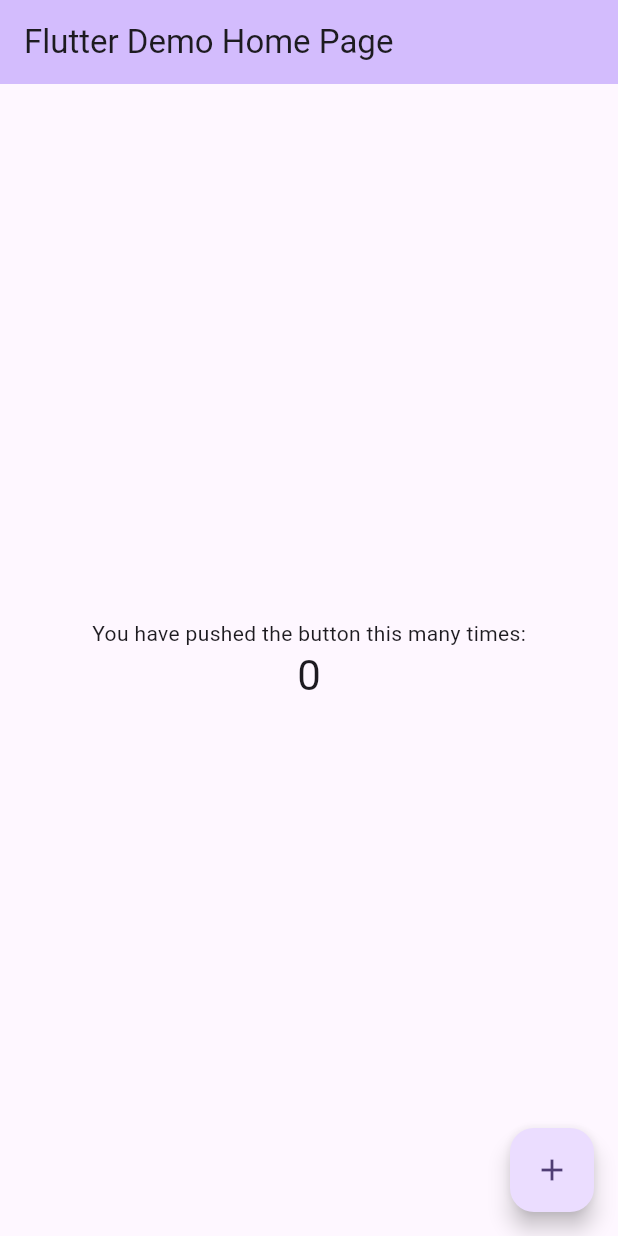
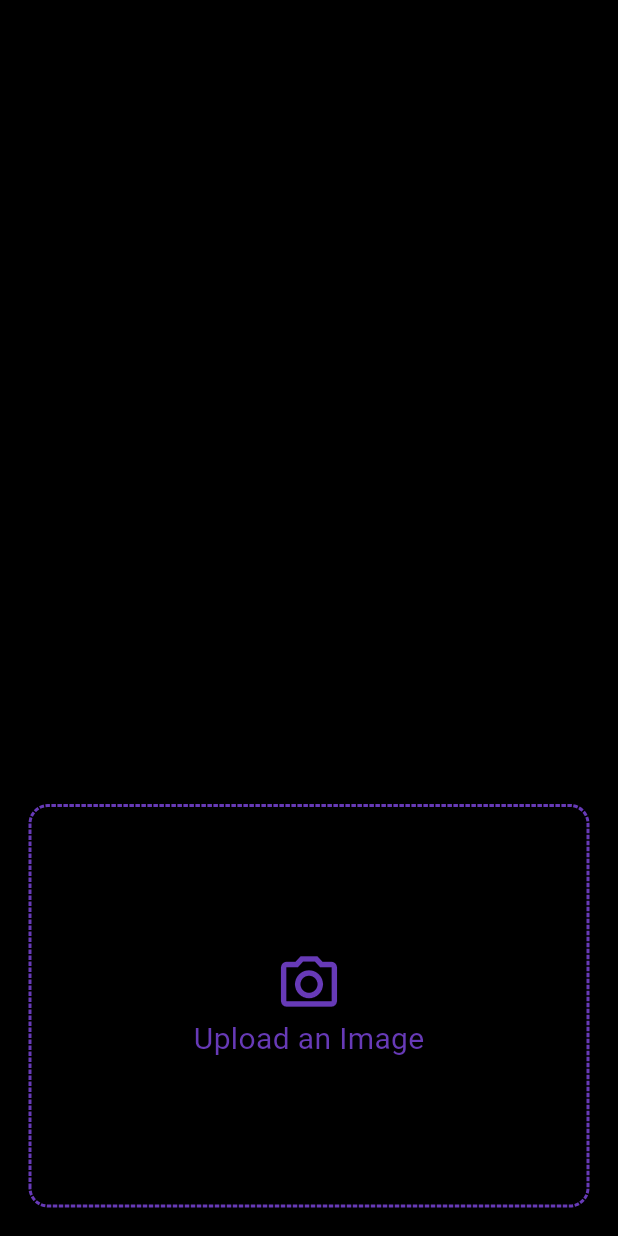
Before and after one commit to rydham-7span/caption-craft, a Flutter app: the screen it shows after launch, on a phone screen of 412 x 824 dp. Run offline on Flutter 3.47's test engine with Material 3 defaults, Android fonts, the light colour scheme and no system bars; drawn by our look-alikes of dotted_border, liquid_swipe; our stand-ins replace flutter_bloc, google_generative_ai, image_picker.

Commit message:
sample example and design added.

```diff
--- /dev/null
+++ b/lib/constants/enum.dart
@@ -0,0 +1,3 @@
+enum ApiStatus{
+  initial, loading, loaded, error
+}
--- /dev/null
+++ b/lib/home/bloc/generate_description_bloc.dart
@@ -0,0 +1,51 @@
+import 'dart:async';
+import 'dart:io';
+
+import 'package:caption_this/constants/enum.dart';
+import 'package:caption_this/home/screen/home_screen.dart';
+import 'package:flutter/material.dart';
+import 'package:flutter_bloc/flutter_bloc.dart';
+import 'package:google_generative_ai/google_generative_ai.dart';
+import 'package:image_picker/image_picker.dart';
+
+part 'generate_description_event.dart';
+
+part 'generate_description_state.dart';
+
+class GenerateDescriptionBloc extends Bloc<GenerateDescriptionEvent, GenerateDescriptionState> {
+  GenerateDescriptionBloc() : super(const GenerateDescriptionState()) {
+    on<GenerateDescriptionEvent>(selectImage);
+    on<GeneratePostsEvent>(getSocialPosts);
+  }
+
+  Future<void> selectImage(GenerateDescriptionEvent event, Emitter<GenerateDescriptionState> emit) async {
+    emit(state.copyWith(selectImageState: ApiStatus.loading));
+    final ImagePicker picker = ImagePicker();
+    final pickedFile = await picker.pickImage(source: ImageSource.gallery);
+    if (pickedFile != null) {
+      emit(state.copyWith(selectImageState: ApiStatus.loaded, image: File(pickedFile.path)));
+    } else {
+      emit(state.copyWith(selectImageState: ApiStatus.error, errorMessage: 'Please select at-least one image.'));
+    }
+  }
+
+  Future<void> getSocialPosts(GeneratePostsEvent event, Emitter<GenerateDescriptionState> emit) async {
+    try {
+      final image1 = await event.image.readAsBytes();
+      final prompt = TextPart((event.prompt != '')
+          ? "Here I want social media post for all three platforms LinkedIn, X & Instagram with hashtags. split every post with this ****X****"
+          : event.prompt ?? '');
+      final imageParts = [
+        DataPart('image/jpeg', image1),
+      ];
+      final response = await HomeScreenState.model.generateContent([
+        Content.multi([prompt, ...imageParts])
+      ]);
+      final text = response.text;
+      emit(state.copyWith(response: text));
+    } catch (_) {
+      emit(state.copyWith(selectImageState: ApiStatus.error, errorMessage: 'Something went wrong.'));
+
+    }
+  }
+}
--- /dev/null
+++ b/lib/home/bloc/generate_description_event.dart
@@ -0,0 +1,14 @@
+part of 'generate_description_bloc.dart';
+
+@immutable
+sealed class GenerateDescriptionEvent {}
+
+class SelectAnImageEvent extends GenerateDescriptionEvent{}
+
+class GeneratePostsEvent extends GenerateDescriptionEvent{
+
+  GeneratePostsEvent({required this.image , this.prompt});
+
+  final File image;
+  final String? prompt;
+}
--- /dev/null
+++ b/lib/home/bloc/generate_description_state.dart
@@ -0,0 +1,33 @@
+part of 'generate_description_bloc.dart';
+
+class GenerateDescriptionState {
+  const GenerateDescriptionState({
+    this.selectImageState = ApiStatus.initial,
+    this.fetchDetailsState = ApiStatus.initial,
+    this.errorMessage,
+    this.image,
+    this.response,
+  });
+
+  final String? errorMessage;
+  final ApiStatus? selectImageState;
+  final ApiStatus? fetchDetailsState;
+  final File? image;
+  final String? response;
+
+  GenerateDescriptionState copyWith({
+    String? errorMessage,
+    ApiStatus? selectImageState,
+    ApiStatus? fetchDetailsState,
+    File? image,
+    String? response,
+  }) {
+    return GenerateDescriptionState(
+      selectImageState: selectImageState ?? this.selectImageState,
+      fetchDetailsState: fetchDetailsState ?? this.fetchDetailsState,
+      errorMessage: errorMessage ?? '',
+      response: response ?? this.response,
+      image: image ?? this.image,
+    );
+  }
+}
--- /dev/null
+++ b/lib/home/screen/home_screen.dart
@@ -0,0 +1,55 @@
+import 'package:caption_this/home/screen/add_prompt_screen.dart';
+import 'package:caption_this/home/screen/fetched_data_screen.dart';
+import 'package:caption_this/home/screen/image_picker_screen.dart';
+import 'package:flutter/material.dart';
+import 'package:google_generative_ai/google_generative_ai.dart';
+import 'package:liquid_swipe/liquid_swipe.dart';
+
+class HomeScreen extends StatefulWidget {
+  const HomeScreen({super.key});
+
+  @override
+  State<HomeScreen> createState() => HomeScreenState();
+}
+
+class HomeScreenState extends State<HomeScreen> {
+  final controller = LiquidController();
+  static late final GenerativeModel model;
+
+  @override
+  void initState() {
+    model = GenerativeModel(
+      model: 'gemini-1.5-flash',
+      apiKey: 'AIzaSyCB9amB9zA7THGhjkLPJ_qAfXt8U4dIDD4',
+    );
+    super.initState();
+  }
+
+  @override
+  Widget build(BuildContext context) {
+    return Scaffold(
+      body: Stack(
+        alignment: Alignment.center,
+        children: [
+          LiquidSwipe(
+            disableUserGesture: false,
+            pages: [
+              ImagePickerScreen(
+                controller: controller,
+              ),
+              AddPromptScreen(
+                controller: controller,
+              ),
+              FetchedDataScreen(
+                controller: controller,
+              ),
+            ],
+            enableLoop: false,
+            liquidController: controller,
+            waveType: WaveType.circularReveal,
+          ),
+        ],
+      ),
+    );
+  }
+}
--- /dev/null
+++ b/lib/home/screen/image_picker_screen.dart
@@ -0,0 +1,93 @@
+import 'dart:io';
+
+import 'package:caption_this/constants/enum.dart';
+import 'package:caption_this/home/bloc/generate_description_bloc.dart';
+import 'package:caption_this/home/screen/fetched_data_screen.dart';
+import 'package:dotted_border/dotted_border.dart';
+import 'package:flutter/material.dart';
+import 'package:flutter_bloc/flutter_bloc.dart';
+import 'package:liquid_swipe/liquid_swipe.dart';
+
+class ImagePickerScreen extends StatelessWidget {
+  const ImagePickerScreen({super.key, required this.controller});
+
+  final LiquidController controller;
+
+  @override
+  Widget build(BuildContext context) {
+    return Scaffold(
+      backgroundColor: Colors.black,
+      body: Column(
+        mainAxisSize: MainAxisSize.max,
+        mainAxisAlignment: MainAxisAlignment.end,
+        children: [
+          BlocConsumer<GenerateDescriptionBloc, GenerateDescriptionState>(
+            listener: (context, state) {
+              if (state.selectImageState == ApiStatus.loaded) {
+                Future.delayed(const Duration(seconds: 1)).then(
+                  (value) {
+                    int nextPage = controller.currentPage + 1;
+                    controller.animateToPage(page: nextPage);
+                    context.read<GenerateDescriptionBloc>().add(GeneratePostsEvent(image: state.image ?? File('')));
+                  },
+                );
+              }
+            },
+            builder: (context, state) {
+              return GestureDetector(
+                onTap: () {
+                  context.read<GenerateDescriptionBloc>().add(SelectAnImageEvent());
+                },
+                child: Padding(
+                  padding: const EdgeInsets.only(left: 20, right: 20, bottom: 20),
+                  child: Column(
+                    children: [
+                      Text(state.response ?? ''),
+                      DottedBorder(
+                        strokeWidth: 2,
+                        borderType: BorderType.RRect,
+                        radius: const Radius.circular(12),
+                        padding: const EdgeInsets.all(6),
+                        color: Colors.deepPurple,
+                        child: ClipRRect(
+                          borderRadius: const BorderRadius.all(Radius.circular(12)),
+                          child: state.image != null
+                              ? Image.file(
+                                  state.image!,
+                                  width: double.infinity,
+                                  fit: BoxFit.fitHeight,
+                                )
+                              : const SizedBox(
+                                  width: double.infinity,
+                                  height: 255,
+                                  child: Column(
+                                    mainAxisAlignment: MainAxisAlignment.center,
+                                    children: [
+                                      Icon(
+                                        Icons.camera_alt_outlined,
+                                        size: 45,
+                                        color: Colors.deepPurple,
+                                      ),
+                                      Text(
+                                        'Upload an Image',
+                                        style: TextStyle(
+                                          fontSize: 20,
+                                          color: Colors.deepPurple,
+                                        ),
+                                      ),
+                                    ],
+                                  ),
+                                ),
+                        ),
+                      ),
+                    ],
+                  ),
+                ),
+              );
+            },
+          ),
+        ],
+      ),
+    );
+  }
+}
--- a/lib/main.dart
+++ b/lib/main.dart
@@ -1,4 +1,7 @@
+import 'package:caption_this/home/bloc/generate_description_bloc.dart';
+import 'package:caption_this/home/screen/home_screen.dart';
 import 'package:flutter/material.dart';
+import 'package:flutter_bloc/flutter_bloc.dart';
 
 void main() {
   runApp(const MyApp());
@@ -7,119 +10,21 @@
 class MyApp extends StatelessWidget {
   const MyApp({super.key});
 
-  // This widget is the root of your application.
   @override
   Widget build(BuildContext context) {
-    return MaterialApp(
-      title: 'Flutter Demo',
-      theme: ThemeData(
-        // This is the theme of your application.
-        //
-        // TRY THIS: Try running your application with "flutter run". You'll see
-        // the application has a purple toolbar. Then, without quitting the app,
-        // try changing the seedColor in the colorScheme below to Colors.green
-        // and then invoke "hot reload" (save your changes or press the "hot
-        // reload" button in a Flutter-supported IDE, or press "r" if you used
-        // the command line to start the app).
-        //
-        // Notice that the counter didn't reset back to zero; the application
-        // state is not lost during the reload. To reset the state, use hot
-        // restart instead.
-        //
-        // This works for code too, not just values: Most code changes can be
-        // tested with just a hot reload.
-        colorScheme: ColorScheme.fromSeed(seedColor: Colors.deepPurple),
-        useMaterial3: true,
+    return MultiBlocProvider(
+      providers: [
+        BlocProvider(create: (context) => GenerateDescriptionBloc(),),
+      ],
+      child: MaterialApp(
+        debugShowCheckedModeBanner: false,
+        title: 'CaptionThis',
+        theme: ThemeData(
+          colorScheme: ColorScheme.fromSeed(seedColor: Colors.deepPurple, brightness: Brightness.dark),
+          useMaterial3: true,
+        ),
+        home: const HomeScreen(),
       ),
-      home: const MyHomePage(title: 'Flutter Demo Home Page'),
     );
   }
 }
-
-class MyHomePage extends StatefulWidget {
-  const MyHomePage({super.key, required this.title});
-
-  // This widget is the home page of your application. It is stateful, meaning
-  // that it has a State object (defined below) that contains fields that affect
-  // how it looks.
-
-  // This class is the configuration for the state. It holds the values (in this
-  // case the title) provided by the parent (in this case the App widget) and
-  // used by the build method of the State. Fields in a Widget subclass are
-  // always marked "final".
-
-  final String title;
-
-  @override
-  State<MyHomePage> createState() => _MyHomePageState();
-}
-
-class _MyHomePageState extends State<MyHomePage> {
-  int _counter = 0;
-
-  void _incrementCounter() {
-    setState(() {
-      // This call to setState tells the Flutter framework that something has
-      // changed in this State, which causes it to rerun the build method below
-      // so that the display can reflect the updated values. If we changed
-      // _counter without calling setState(), then the build method would not be
-      // called again, and so nothing would appear to happen.
-      _counter++;
-    });
-  }
-
-  @override
-  Widget build(BuildContext context) {
-    // This method is rerun every time setState is called, for instance as done
-    // by the _incrementCounter method above.
-    //
-    // The Flutter framework has been optimized to make rerunning build methods
-    // fast, so that you can just rebuild anything that needs updating rather
-    // than having to individually change instances of widgets.
-    return Scaffold(
-      appBar: AppBar(
-        // TRY THIS: Try changing the color here to a specific color (to
-        // Colors.amber, perhaps?) and trigger a hot reload to see the AppBar
-        // change color while the other colors stay the same.
-        backgroundColor: Theme.of(context).colorScheme.inversePrimary,
-        // Here we take the value from the MyHomePage object that was created by
-        // the App.build method, and use it to set our appbar title.
-        title: Text(widget.title),
-      ),
-      body: Center(
-        // Center is a layout widget. It takes a single child and positions it
-        // in the middle of the parent.
-        child: Column(
-          // Column is also a layout widget. It takes a list of children and
-          // arranges them vertically. By default, it sizes itself to fit its
-          // children horizontally, and tries to be as tall as its parent.
-          //
-          // Column has various properties to control how it sizes itself and
-          // how it positions its children. Here we use mainAxisAlignment to
-          // center the children vertically; the main axis here is the vertical
-          // axis because Columns are vertical (the cross axis would be
-          // horizontal).
-          //
-          // TRY THIS: Invoke "debug painting" (choose the "Toggle Debug Paint"
-          // action in the IDE, or press "p" in the console), to see the
-          // wireframe for each widget.
-          mainAxisAlignment: MainAxisAlignment.center,
-          children: <Widget>[
-            const Text(
-              'You have pushed the button this many times:',
-            ),
-            Text(
-              '$_counter',
-              style: Theme.of(context).textTheme.headlineMedium,
-            ),
-          ],
-        ),
-      ),
-      floatingActionButton: FloatingActionButton(
-        onPressed: _incrementCounter,
-        tooltip: 'Increment',
-        child: const Icon(Icons.add),
-      ), // This trailing comma makes auto-formatting nicer for build methods.
-    );
-  }
-}
```
Also changed, not shown: lib/home/screen/add_prompt_screen.dart (added, +24 -0 lines), lib/home/screen/fetched_data_screen.dart (added, +27 -0 lines), lib/splash/splash_screen.dart (added, +14 -0 lines), pubspec.yaml (+7 -6 lines), pubspec.lock.
